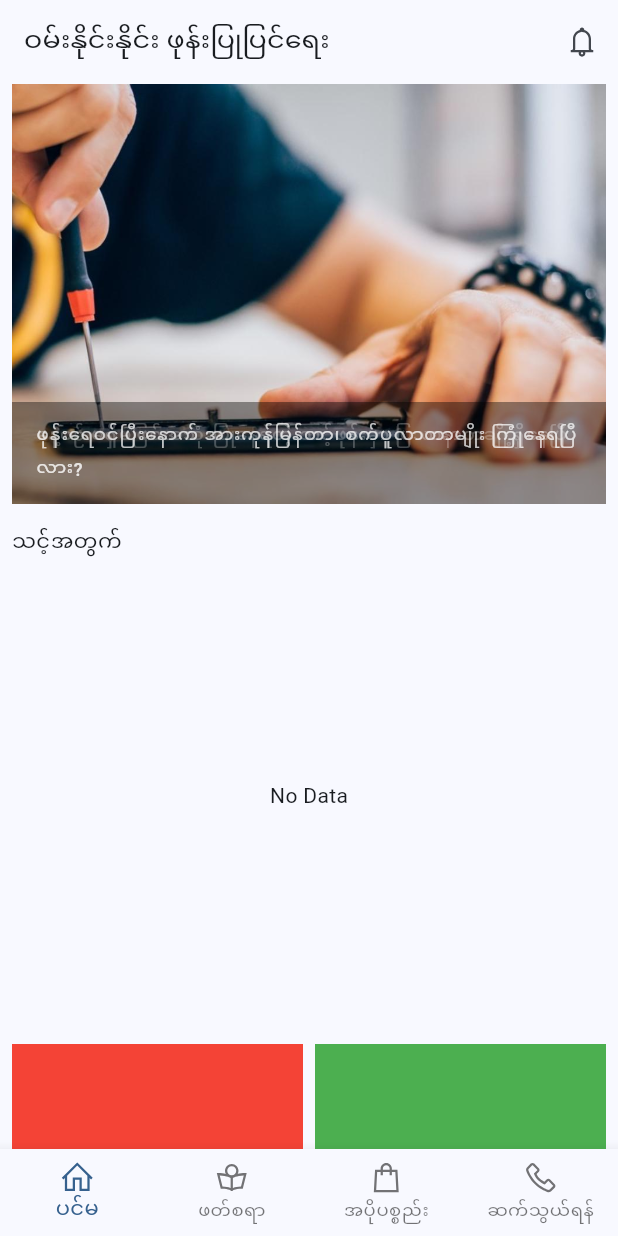
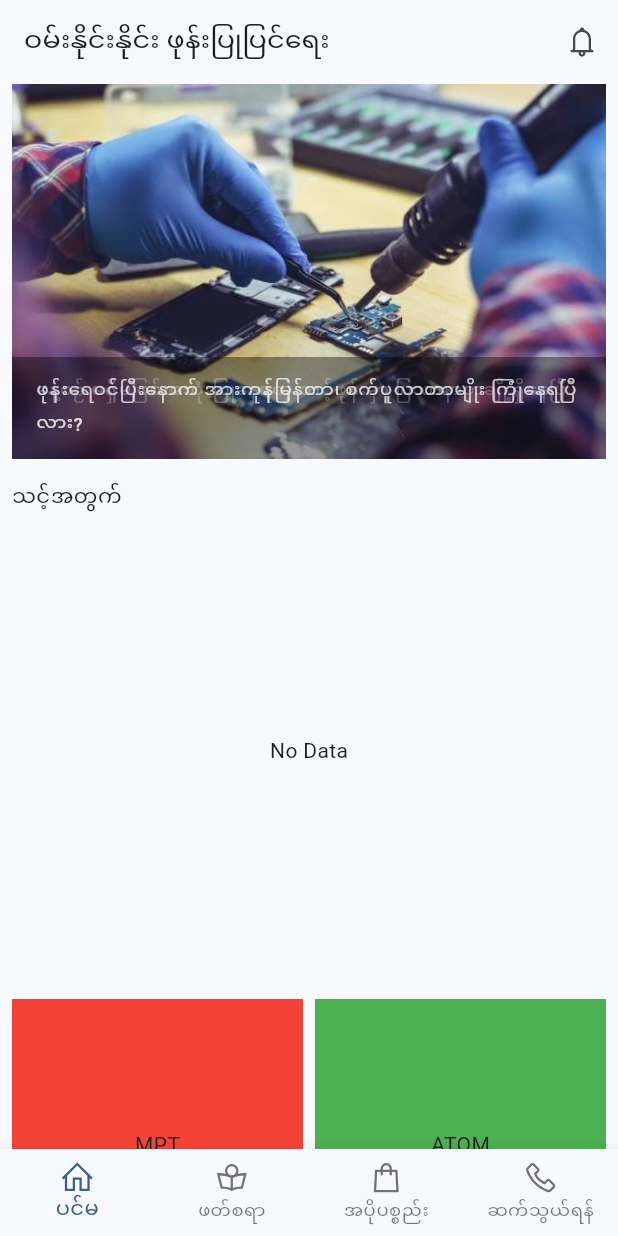
Before and after one commit to clickernux/phone_repair_service_199, a Flutter app: the screen it shows after launch, on a phone screen of 412 x 824 dp. Run offline on Flutter 3.47's test engine with Material 2 defaults, Android fonts, the light colour scheme and no system bars; our stand-ins replace cached_network_image, cloud_firestore, connectivity_plus, firebase_auth, firebase_core, go_router and 1 more; accounts and stored records are empty.

Commit message:
Reduced BannerScroll height to 250.

```diff
--- a/lib/components/banner_scroll.dart
+++ b/lib/components/banner_scroll.dart
@@ -34,7 +34,7 @@ class _BannerScrollState extends State<BannerScroll> {
   @override
   Widget build(BuildContext context) {
     return SizedBox(
-      height: 280,
+      height: 250,
       child: _introInfo(context),
     );
   }
@@ -59,7 +59,7 @@ class _BannerScrollState extends State<BannerScroll> {
     return Container(
       decoration: const BoxDecoration(
         image: DecorationImage(
-          image: AssetImage('assets/images/repair_phone.jpg'),
+          image: AssetImage('assets/images/repair_phone2.jpg'),
           fit: BoxFit.cover,
         ),
       ),
```
